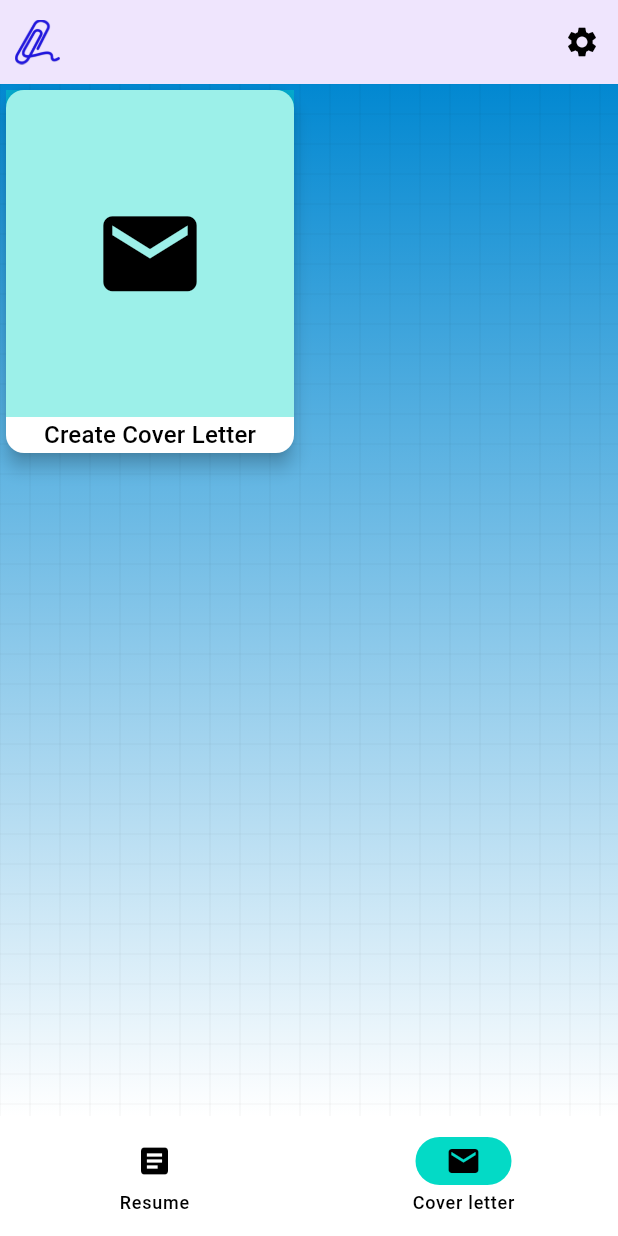
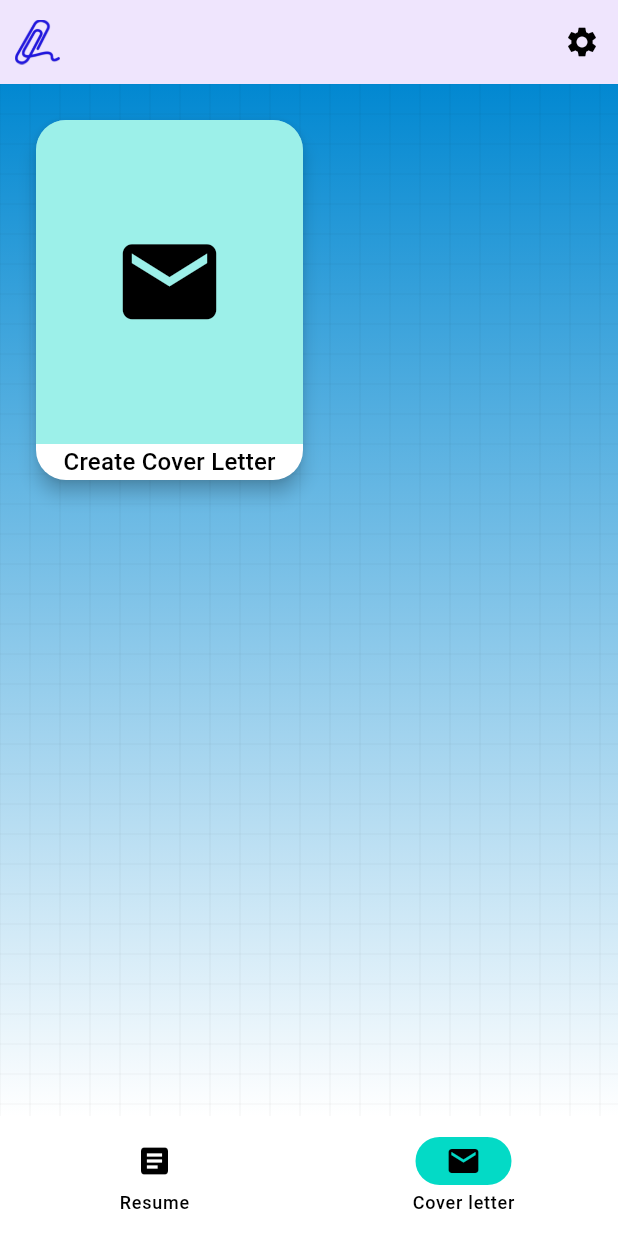
Before and after one commit to ahmedrasar/resumeflow, a Flutter app: the CoverletterDashboardPage screen opened by its route, on a phone screen of 412 x 824 dp. Run offline on Flutter 3.47's test engine with Material 3 defaults, Android fonts, the phone set to English and light mode, and no system bars; our stand-ins replace firebase_core, flutter_animate, go_router, google_fonts, shared_preferences; missing offline and left inert: window_manager; accounts and stored records are empty; Roboto replaces fonts that are missing (Tinos).

Commit message:
Update cover letter dashboard screen

```diff
--- a/lib/ui/home_screen/coverletter_dashboard_page.dart
+++ b/lib/ui/home_screen/coverletter_dashboard_page.dart
@@ -9,28 +9,41 @@ class CoverletterDashboardPage extends StatelessWidget {
   @override
   Widget build(BuildContext context) {
     return GridBackground(
-      child: _buildCoverletterTile(context),
+      child: GridView.builder(
+        gridDelegate: SliverGridDelegateWithMaxCrossAxisExtent(
+          maxCrossAxisExtent: 200,
+          childAspectRatio: 0.75,
+        ),
+        padding: const EdgeInsets.all(20),
+        itemCount: 1,
+        itemBuilder: (BuildContext context, int index) {
+          return _buildCoverletterTile(context);
+        },
+      ),
     );
   }
 
   Widget _buildCoverletterTile(BuildContext context) {
-    return SizedBox(
-      width: 200,
-      height: 250,
-      child: GestureDetector(
+    return GestureDetector(
       onTap: () => context.go('/home/cover-letters/create'),
       child: Card(
         elevation: 5,
+        shape: RoundedRectangleBorder(
+          borderRadius: BorderRadius.circular(20),
+        ),
         child: Column(
           mainAxisAlignment: MainAxisAlignment.spaceAround,
           children: [
             Expanded(
+              child: ClipRRect(
+                borderRadius: BorderRadius.vertical(top: Radius.circular(20)),
                 child: ColoredBox(
                   color: Theme.of(context).colorScheme.tertiary.withAlpha(100),
                   child: SizedBox.expand(
                     child: Icon(
                       Icons.mail,
                       size: 75,
+                    ),
                   ),
                 ),
               ),
@@ -42,7 +55,6 @@ class CoverletterDashboardPage extends StatelessWidget {
           ],
         ),
       ),
-      ),
     );
   }
 }
```
Lines whose indentation alone changed are shown as unchanged.
